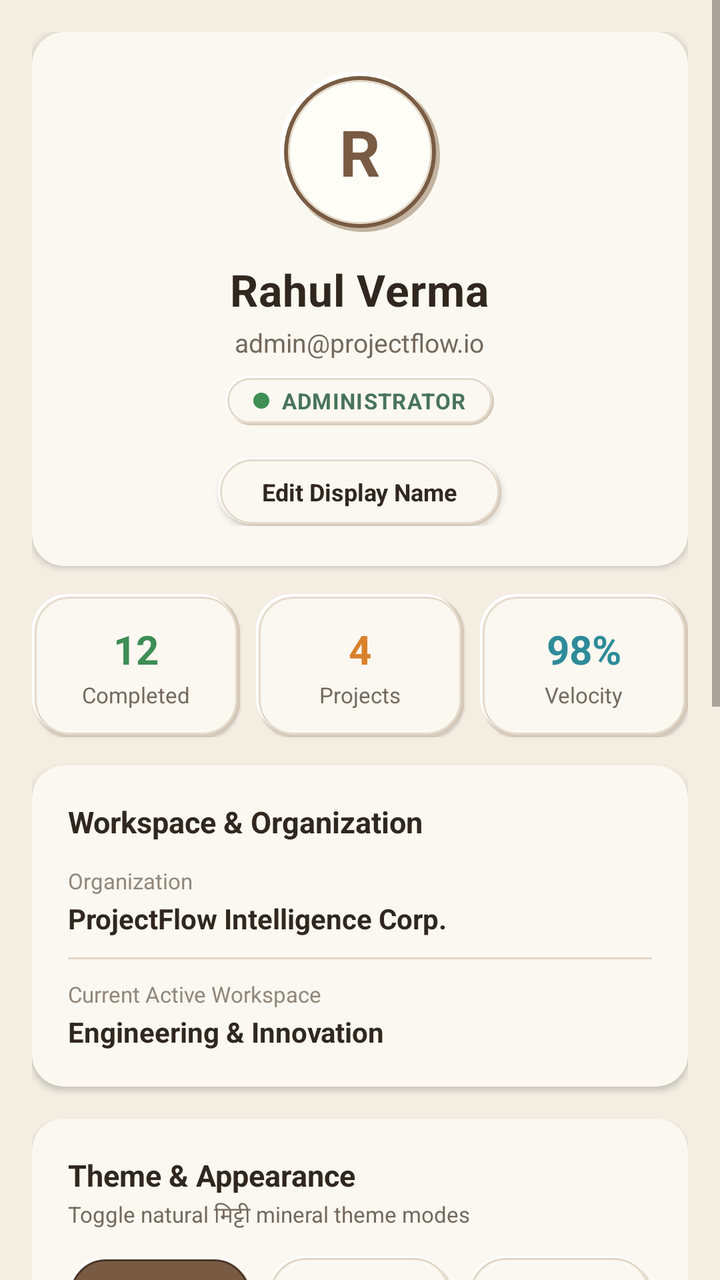
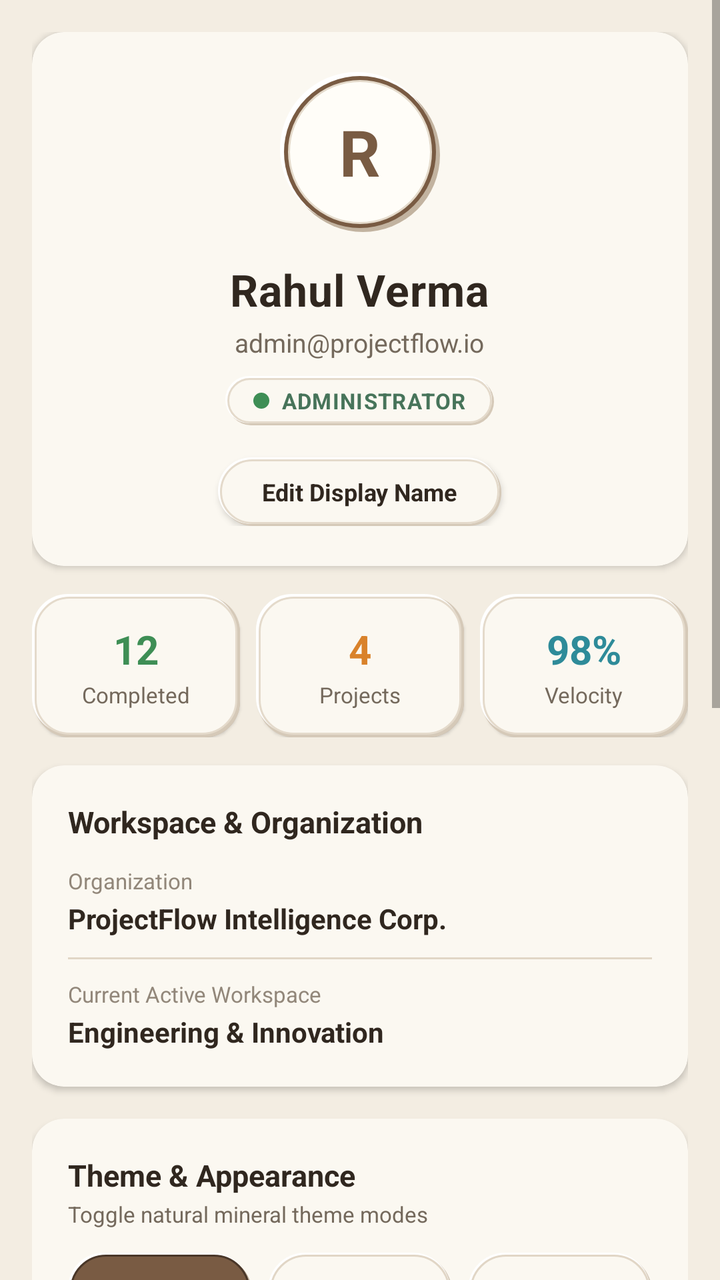

An Android layout rendered at two revisions. The XML below is the earlier revision; the diff shows what the commit changed to produce the second picture.
<!-- AndroidManifest.xml: application theme Theme.ProjectFlow -->
<!-- res/layout/fragment_profile.xml -->
<?xml version="1.0" encoding="utf-8"?>
<ScrollView xmlns:android="http://schemas.android.com/apk/res/android"
    xmlns:app="http://schemas.android.com/apk/res-auto"
    android:layout_width="match_parent"
    android:layout_height="match_parent"
    android:background="@color/earth_bg"
    android:fillViewport="true">

    <LinearLayout
        android:layout_width="match_parent"
        android:layout_height="wrap_content"
        android:orientation="vertical"
        android:padding="16dp">

        
        <androidx.cardview.widget.CardView
            android:layout_width="match_parent"
            android:layout_height="wrap_content"
            app:cardBackgroundColor="@color/earth_surface"
            app:cardCornerRadius="16dp"
            app:cardElevation="2dp">

            <LinearLayout
                android:layout_width="match_parent"
                android:layout_height="wrap_content"
                android:gravity="center"
                android:orientation="vertical"
                android:padding="20dp">

                <FrameLayout
                    android:layout_width="80dp"
                    android:layout_height="80dp"
                    android:background="@drawable/bg_neu_avatar">

                    <TextView
                        android:id="@+id/tvProfileInitial"
                        android:layout_width="wrap_content"
                        android:layout_height="wrap_content"
                        android:layout_gravity="center"
                        android:text="R"
                        android:textColor="@color/primary_earth"
                        android:textSize="32sp"
                        android:textStyle="bold" />
                </FrameLayout>

                <TextView
                    android:id="@+id/tvProfileName"
                    android:layout_width="wrap_content"
                    android:layout_height="wrap_content"
                    android:layout_marginTop="14dp"
                    android:letterSpacing="0.015"
                    android:text="Rahul Verma"
                    android:textColor="@color/text_main"
                    android:textSize="22sp"
                    android:textStyle="bold" />

                <TextView
                    android:id="@+id/tvProfileEmail"
                    android:layout_width="wrap_content"
                    android:layout_height="wrap_content"
                    android:layout_marginTop="3dp"
                    android:text="admin@projectflow.io"
                    android:textColor="@color/text_secondary"
                    android:textSize="13sp" />

                <TextView
                    android:id="@+id/tvProfileRole"
                    android:layout_width="wrap_content"
                    android:layout_height="wrap_content"
                    android:layout_marginTop="8dp"
                    android:background="@drawable/bg_neu_pill"
                    android:drawableStart="@drawable/bg_dot_done"
                    android:drawablePadding="6dp"
                    android:paddingHorizontal="14dp"
                    android:paddingVertical="5dp"
                    android:text="ADMINISTRATOR"
                    android:textColor="@color/earth_success"
                    android:textSize="11sp"
                    android:letterSpacing="0.04"
                    android:textStyle="bold" />

                <TextView
                    android:id="@+id/btnEditProfile"
                    android:layout_width="wrap_content"
                    android:layout_height="wrap_content"
                    android:layout_marginTop="16dp"
                    android:background="@drawable/bg_neu_pill"
                    android:elevation="2dp"
                    android:paddingHorizontal="22dp"
                    android:paddingVertical="9dp"
                    android:text="Edit Display Name"
                    android:textColor="@color/text_main"
                    android:textSize="12sp"
                    android:textStyle="bold" />
            </LinearLayout>
        </androidx.cardview.widget.CardView>

        
        <LinearLayout
            android:layout_width="match_parent"
            android:layout_height="wrap_content"
            android:layout_marginTop="14dp"
            android:orientation="horizontal">

            <LinearLayout
                android:layout_width="0dp"
                android:layout_height="wrap_content"
                android:layout_weight="1"
                android:layout_marginEnd="8dp"
                android:background="@drawable/bg_neu_card"
                android:elevation="1dp"
                android:gravity="center"
                android:orientation="vertical"
                android:paddingVertical="14dp">

                <TextView
                    android:layout_width="wrap_content"
                    android:layout_height="wrap_content"
                    android:text="12"
                    android:textColor="@color/chart_done"
                    android:textSize="20sp"
                    android:textStyle="bold" />

                <TextView
                    android:layout_width="wrap_content"
                    android:layout_height="wrap_content"
                    android:layout_marginTop="2dp"
                    android:text="Completed"
                    android:textColor="@color/text_secondary"
                    android:textSize="11sp" />
            </LinearLayout>

            <LinearLayout
                android:layout_width="0dp"
                android:layout_height="wrap_content"
                android:layout_weight="1"
                android:layout_marginEnd="8dp"
                android:background="@drawable/bg_neu_card"
                android:elevation="1dp"
                android:gravity="center"
                android:orientation="vertical"
                android:paddingVertical="14dp">

                <TextView
                    android:layout_width="wrap_content"
                    android:layout_height="wrap_content"
                    android:text="4"
                    android:textColor="@color/chart_progress"
                    android:textSize="20sp"
                    android:textStyle="bold" />

                <TextView
                    android:layout_width="wrap_content"
                    android:layout_height="wrap_content"
                    android:layout_marginTop="2dp"
                    android:text="Projects"
                    android:textColor="@color/text_secondary"
                    android:textSize="11sp" />
            </LinearLayout>

            <LinearLayout
                android:layout_width="0dp"
                android:layout_height="wrap_content"
                android:layout_weight="1"
                android:background="@drawable/bg_neu_card"
                android:elevation="1dp"
                android:gravity="center"
                android:orientation="vertical"
                android:paddingVertical="14dp">

                <TextView
                    android:layout_width="wrap_content"
                    android:layout_height="wrap_content"
                    android:text="98%"
                    android:textColor="@color/chart_accent_cyan"
                    android:textSize="20sp"
                    android:textStyle="bold" />

                <TextView
                    android:layout_width="wrap_content"
                    android:layout_height="wrap_content"
                    android:layout_marginTop="2dp"
                    android:text="Velocity"
                    android:textColor="@color/text_secondary"
                    android:textSize="11sp" />
            </LinearLayout>
        </LinearLayout>

        
        <androidx.cardview.widget.CardView
            android:layout_width="match_parent"
            android:layout_height="wrap_content"
            android:layout_marginTop="14dp"
            app:cardBackgroundColor="@color/earth_surface"
            app:cardCornerRadius="16dp"
            app:cardElevation="2dp">

            <LinearLayout
                android:layout_width="match_parent"
                android:layout_height="wrap_content"
                android:orientation="vertical"
                android:padding="18dp">

                <TextView
                    android:layout_width="wrap_content"
                    android:layout_height="wrap_content"
                    android:text="Workspace &amp; Organization"
                    android:textColor="@color/text_main"
                    android:textSize="15sp"
                    android:textStyle="bold" />

                <LinearLayout
                    android:layout_width="match_parent"
                    android:layout_height="wrap_content"
                    android:layout_marginTop="12dp"
                    android:orientation="vertical">

                    <TextView
                        android:layout_width="wrap_content"
                        android:layout_height="wrap_content"
                        android:text="Organization"
                        android:textColor="@color/text_muted"
                        android:textSize="11sp" />

                    <TextView
                        android:layout_width="wrap_content"
                        android:layout_height="wrap_content"
                        android:layout_marginTop="2dp"
                        android:text="ProjectFlow Intelligence Corp."
                        android:textColor="@color/text_main"
                        android:textSize="14sp"
                        android:textStyle="bold" />

                    <View
                        android:layout_width="match_parent"
                        android:layout_height="1dp"
                        android:layout_marginVertical="10dp"
                        android:background="@color/earth_border" />

                    <TextView
                        android:layout_width="wrap_content"
                        android:layout_height="wrap_content"
                        android:text="Current Active Workspace"
                        android:textColor="@color/text_muted"
                        android:textSize="11sp" />

                    <TextView
                        android:layout_width="wrap_content"
                        android:layout_height="wrap_content"
                        android:layout_marginTop="2dp"
                        android:text="Engineering &amp; Innovation"
                        android:textColor="@color/text_main"
                        android:textSize="14sp"
                        android:textStyle="bold" />
                </LinearLayout>
            </LinearLayout>
        </androidx.cardview.widget.CardView>

        
        <androidx.cardview.widget.CardView
            android:layout_width="match_parent"
            android:layout_height="wrap_content"
            android:layout_marginTop="16dp"
            app:cardBackgroundColor="@color/earth_surface"
            app:cardCornerRadius="16dp"
            app:cardElevation="2dp">

            <LinearLayout
                android:layout_width="match_parent"
                android:layout_height="wrap_content"
                android:orientation="vertical"
                android:padding="18dp">

                <TextView
                    android:layout_width="wrap_content"
                    android:layout_height="wrap_content"
                    android:text="Theme &amp; Appearance"
                    android:textColor="@color/text_main"
                    android:textSize="15sp"
                    android:textStyle="bold" />

                <TextView
                    android:layout_width="wrap_content"
                    android:layout_height="wrap_content"
                    android:layout_marginTop="2dp"
                    android:text="Toggle natural मिट्टी mineral theme modes"
                    android:textColor="@color/text_secondary"
                    android:textSize="11sp" />

                <LinearLayout
                    android:layout_width="match_parent"
                    android:layout_height="wrap_content"
                    android:layout_marginTop="12dp"
                    android:orientation="horizontal">

                    <TextView
                        android:id="@+id/btnThemeLight"
                        android:layout_width="0dp"
                        android:layout_height="38dp"
                        android:layout_weight="1"
                        android:background="@drawable/bg_chip_selected"
                        android:gravity="center"
                        android:text="Light मिट्टी"
                        android:textColor="@color/white"
                        android:textSize="12sp"
                        android:textStyle="bold" />

                    <TextView
                        android:id="@+id/btnThemeDark"
                        android:layout_width="0dp"
                        android:layout_height="38dp"
                        android:layout_marginStart="8dp"
                        android:layout_weight="1"
                        android:background="@drawable/bg_chip_unselected"
                        android:gravity="center"
                        android:text="Dark Clay"
                        android:textColor="@color/text_main"
                        android:textSize="12sp"
                        android:textStyle="bold" />

                    <TextView
                        android:id="@+id/btnThemeSystem"
                        android:layout_width="0dp"
                        android:layout_height="38dp"
                        android:layout_marginStart="8dp"
                        android:layout_weight="1"
                        android:background="@drawable/bg_chip_unselected"
                        android:gravity="center"
                        android:text="System"
                        android:textColor="@color/text_main"
                        android:textSize="12sp"
                        android:textStyle="bold" />
                </LinearLayout>
            </LinearLayout>
        </androidx.cardview.widget.CardView>

        
        <androidx.cardview.widget.CardView
            android:layout_width="match_parent"
            android:layout_height="wrap_content"
            android:layout_marginTop="16dp"
            app:cardBackgroundColor="@color/earth_surface"
            app:cardCornerRadius="16dp"
            app:cardElevation="2dp">

            <LinearLayout
                android:layout_width="match_parent"
                android:layout_height="wrap_content"
                android:orientation="vertical"
                android:padding="18dp">

                <TextView
                    android:layout_width="wrap_content"
                    android:layout_height="wrap_content"
                    android:text="Application Settings"
                    android:textColor="@color/text_main"
                    android:textSize="15sp"
                    android:textStyle="bold" />

                <TextView
                    android:layout_width="wrap_content"
                    android:layout_height="wrap_content"
                    android:layout_marginTop="2dp"
                    android:text="System configuration, offline sync and installer distribution"
                    android:textColor="@color/text_secondary"
                    android:textSize="11sp" />

                
                <LinearLayout
                    android:id="@+id/layoutProfileShareApk"
                    android:layout_width="match_parent"
                    android:layout_height="wrap_content"
                    android:layout_marginTop="14dp"
                    android:background="@drawable/bg_card_earth"
                    android:gravity="center_vertical"
                    android:orientation="horizontal"
                    android:padding="12dp">

                    <ImageView
                        android:layout_width="32dp"
                        android:layout_height="32dp"
                        android:background="@drawable/bg_badge_info"
                        android:padding="6dp"
                        android:src="@drawable/ic_settings"
                        app:tint="@color/earth_info" />

                    <LinearLayout
                        android:layout_width="0dp"
                        android:layout_height="wrap_content"
                        android:layout_marginStart="12dp"
                        android:layout_weight="1"
                        android:orientation="vertical">

                        <TextView
                            android:layout_width="wrap_content"
                            android:layout_height="wrap_content"
                            android:text="Share ProjectFlow APK"
                            android:textColor="@color/text_main"
                            android:textSize="13sp"
                            android:textStyle="bold" />

                        <TextView
                            android:id="@+id/tvProfileApkInfo"
                            android:layout_width="wrap_content"
                            android:layout_height="wrap_content"
                            android:layout_marginTop="1dp"
                            android:text="v2.0.0 (Code: 2) • ~8.26 MB • Ready"
                            android:textColor="@color/text_secondary"
                            android:textSize="11sp" />
                    </LinearLayout>

                    <Button
                        android:id="@+id/btnProfileShareApk"
                        android:layout_width="wrap_content"
                        android:layout_height="36dp"
                        android:background="@drawable/bg_chip_selected"
                        android:paddingHorizontal="14dp"
                        android:text="Share"
                        android:textColor="@color/white"
                        android:textSize="11sp"
                        android:textStyle="bold" />
                </LinearLayout>

                
                <LinearLayout
                    android:layout_width="match_parent"
                    android:layout_height="wrap_content"
                    android:layout_marginTop="12dp"
                    android:background="@drawable/bg_card_earth"
                    android:gravity="center_vertical"
                    android:orientation="horizontal"
                    android:padding="12dp">

                    <ImageView
                        android:layout_width="32dp"
                        android:layout_height="32dp"
                        android:background="@drawable/bg_badge_success"
                        android:padding="6dp"
                        android:src="@drawable/ic_tasks"
                        app:tint="@color/earth_success" />

                    <LinearLayout
                        android:layout_width="0dp"
                        android:layout_height="wrap_content"
                        android:layout_marginStart="12dp"
                        android:layout_weight="1"
                        android:orientation="vertical">

                        <TextView
                            android:layout_width="wrap_content"
                            android:layout_height="wrap_content"
                            android:text="Offline Database &amp; Sync"
                            android:textColor="@color/text_main"
                            android:textSize="13sp"
                            android:textStyle="bold" />

                        <TextView
                            android:id="@+id/tvProfileSyncStatus"
                            android:layout_width="wrap_content"
                            android:layout_height="wrap_content"
                            android:layout_marginTop="1dp"
                            android:text="Room SQLite Cache • Online"
                            android:textColor="@color/earth_success"
                            android:textSize="11sp" />
                    </LinearLayout>

                    <Button
                        android:id="@+id/btnProfileSyncNow"
                        android:layout_width="wrap_content"
                        android:layout_height="36dp"
                        android:background="@drawable/bg_chip_unselected"
                        android:paddingHorizontal="14dp"
                        android:text="Sync"
                        android:textColor="@color/text_main"
                        android:textSize="11sp"
                        android:textStyle="bold" />
                </LinearLayout>

                
                <LinearLayout
                    android:layout_width="match_parent"
                    android:layout_height="wrap_content"
                    android:layout_marginTop="12dp"
                    android:background="@drawable/bg_card_earth"
                    android:gravity="center_vertical"
                    android:orientation="horizontal"
                    android:padding="12dp">

                    <ImageView
                        android:layout_width="32dp"
                        android:layout_height="32dp"
                        android:background="@drawable/bg_badge_warning"
                        android:padding="6dp"
                        android:src="@drawable/ic_notifications"
                        app:tint="@color/earth_warning" />

                    <LinearLayout
                        android:layout_width="0dp"
                        android:layout_height="wrap_content"
                        android:layout_marginStart="12dp"
                        android:layout_weight="1"
                        android:orientation="vertical">

                        <TextView
                            android:layout_width="wrap_content"
                            android:layout_height="wrap_content"
                            android:text="Deadline &amp; Risk Alerts"
                            android:textColor="@color/text_main"
                            android:textSize="13sp"
                            android:textStyle="bold" />

                        <TextView
                            android:layout_width="wrap_content"
                            android:layout_height="wrap_content"
                            android:layout_marginTop="1dp"
                            android:text="Push notifications &amp; local alerts active"
                            android:textColor="@color/text_secondary"
                            android:textSize="11sp" />
                    </LinearLayout>

                    <androidx.appcompat.widget.SwitchCompat
                        android:id="@+id/switchProfileNotifications"
                        android:layout_width="wrap_content"
                        android:layout_height="wrap_content"
                        android:checked="true" />
                </LinearLayout>

            </LinearLayout>
        </androidx.cardview.widget.CardView>

        
        <Button
            android:id="@+id/btnLogout"
            android:layout_width="match_parent"
            android:layout_height="48dp"
            android:layout_marginTop="24dp"
            android:layout_marginBottom="32dp"
            android:background="@drawable/bg_badge_error"
            android:text="Logout from Device"
            android:textColor="@color/earth_error"
            android:textSize="14sp"
            android:textStyle="bold" />

    </LinearLayout>
</ScrollView>
<!-- resources referenced by this layout -->
<resources>
  <color name="chart_accent_cyan">#2E8B99</color>
  <color name="chart_done">#3E8E55</color>
  <color name="chart_progress">#D9822B</color>
  <color name="earth_bg">#F3EDE2</color>
  <color name="earth_border">#E1D6C6</color>
  <color name="earth_error">#B7473C</color>
  <color name="earth_info">#4D718C</color>
  <color name="earth_success">#47745A</color>
  <color name="earth_surface">#FBF8F1</color>
  <color name="earth_warning">#A56A2B</color>
  <color name="primary_earth">#795B43</color>
  <color name="text_main">#30271F</color>
  <color name="text_muted">#92877A</color>
  <color name="text_secondary">#74695C</color>
  <color name="white">#FFFDF8</color>
  <!-- drawable bg_badge_error (drawable) -->
  <?xml version="1.0" encoding="utf-8"?>
  <shape xmlns:android="http://schemas.android.com/apk/res/android"
      android:shape="rectangle">
      <corners android:radius="8dp" />
      <solid android:color="@color/earth_error_light" />
      <stroke
          android:width="1dp"
          android:color="@color/earth_error" />
  </shape>
  <!-- drawable bg_badge_info (drawable) -->
  <?xml version="1.0" encoding="utf-8"?>
  <shape xmlns:android="http://schemas.android.com/apk/res/android"
      android:shape="rectangle">
      <corners android:radius="8dp" />
      <solid android:color="@color/earth_info_light" />
      <stroke
          android:width="1dp"
          android:color="@color/earth_info" />
  </shape>
  <!-- drawable bg_badge_success (drawable) -->
  <?xml version="1.0" encoding="utf-8"?>
  <shape xmlns:android="http://schemas.android.com/apk/res/android"
      android:shape="rectangle">
      <corners android:radius="8dp" />
      <solid android:color="@color/earth_success_light" />
      <stroke
          android:width="1dp"
          android:color="@color/earth_success" />
  </shape>
  <!-- drawable bg_badge_warning (drawable) -->
  <?xml version="1.0" encoding="utf-8"?>
  <shape xmlns:android="http://schemas.android.com/apk/res/android"
      android:shape="rectangle">
      <corners android:radius="8dp" />
      <solid android:color="@color/earth_warning_light" />
      <stroke
          android:width="1dp"
          android:color="@color/earth_warning" />
  </shape>
  <!-- drawable bg_dot_done (drawable) -->
  <?xml version="1.0" encoding="utf-8"?>
  <shape xmlns:android="http://schemas.android.com/apk/res/android"
      android:shape="oval">
      <size android:width="8dp" android:height="8dp" />
      <solid android:color="@color/chart_done" />
  </shape>
  <!-- drawable ic_tasks (drawable) -->
  <vector xmlns:android="http://schemas.android.com/apk/res/android"
      android:width="24dp"
      android:height="24dp"
      android:viewportWidth="24"
      android:viewportHeight="24">
      <path
          android:fillColor="@android:color/white"
          android:pathData="M19,3H5c-1.1,0 -2,0.9 -2,2v14c0,1.1 0.9,2 2,2h14c1.1,0 2,-0.9 2,-2V5c0,-1.1 -0.9,-2 -2,-2zm-9,14l-5,-5 1.41,-1.41L10,14.17l7.59,-7.59L19,8l-9,9z" />
  </vector>
  <color name="earth_error_light">#FBECEB</color>
  <color name="earth_info_light">#EBF2F7</color>
  <color name="earth_success_light">#EAF2EC</color>
  <color name="earth_warning_light">#F8EFE4</color>
  <color name="neu_shadow_deep">#C2B3A0</color>
  <color name="neu_highlight">#FFFFFFFF</color>
  <color name="deep_earth">#493628</color>
  <color name="neu_shadow_soft">#D5C9B8</color>
  <color name="earth_raised">#FFFDF8</color>
  <color name="neu_border">#E4DACB</color>
  <color name="neu_surface">#FBF8F1</color>
  <color name="muted_clay">#B69A78</color>
  <color name="secondary_sand">#D9C9B2</color>
  <!-- unchanged entries left out for length: 9 -->
</resources>

<!-- the commit's change to res/layout/fragment_profile.xml (unified diff, before → after) -->
@@ -283,7 +283,7 @@
                     android:layout_width="wrap_content"
                     android:layout_height="wrap_content"
                     android:layout_marginTop="2dp"
-                    android:text="Toggle natural मिट्टी mineral theme modes"
+                    android:text="Toggle natural mineral theme modes"
                     android:textColor="@color/text_secondary"
                     android:textSize="11sp" />
 
@@ -300,7 +300,7 @@
                         android:layout_weight="1"
                         android:background="@drawable/bg_chip_selected"
                         android:gravity="center"
-                        android:text="Light मिट्टी"
+                        android:text="Light Mode"
                         android:textColor="@color/white"
                         android:textSize="12sp"
                         android:textStyle="bold" />
@@ -313,7 +313,7 @@
                         android:layout_weight="1"
                         android:background="@drawable/bg_chip_unselected"
                         android:gravity="center"
-                        android:text="Dark Clay"
+                        android:text="Dark Mode"
                         android:textColor="@color/text_main"
                         android:textSize="12sp"
                         android:textStyle="bold" />
